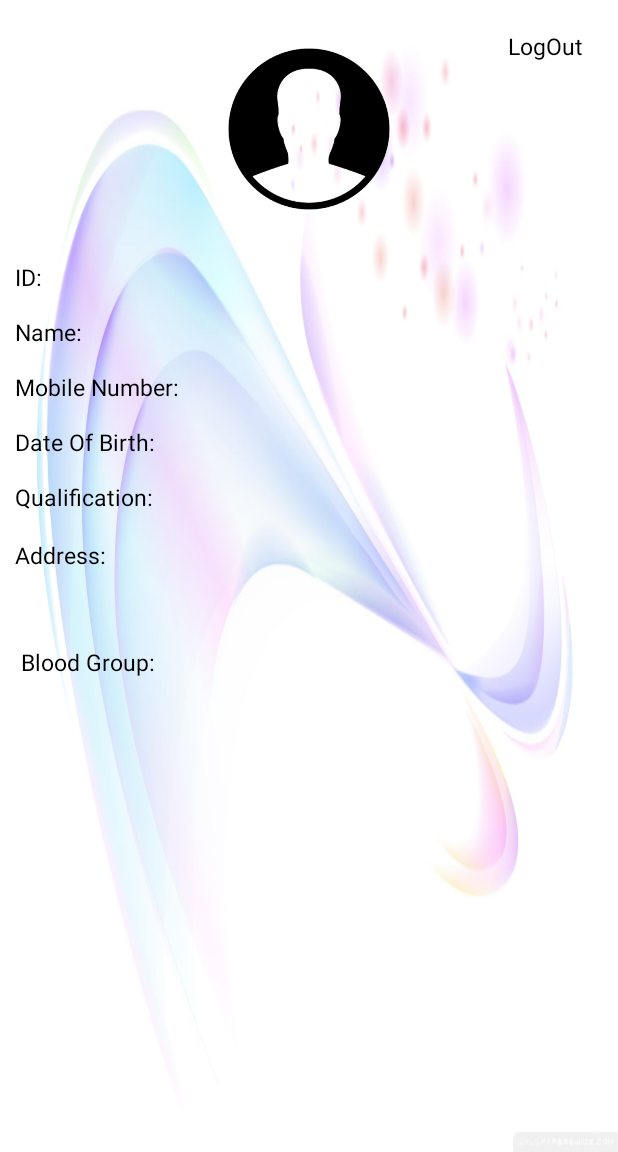
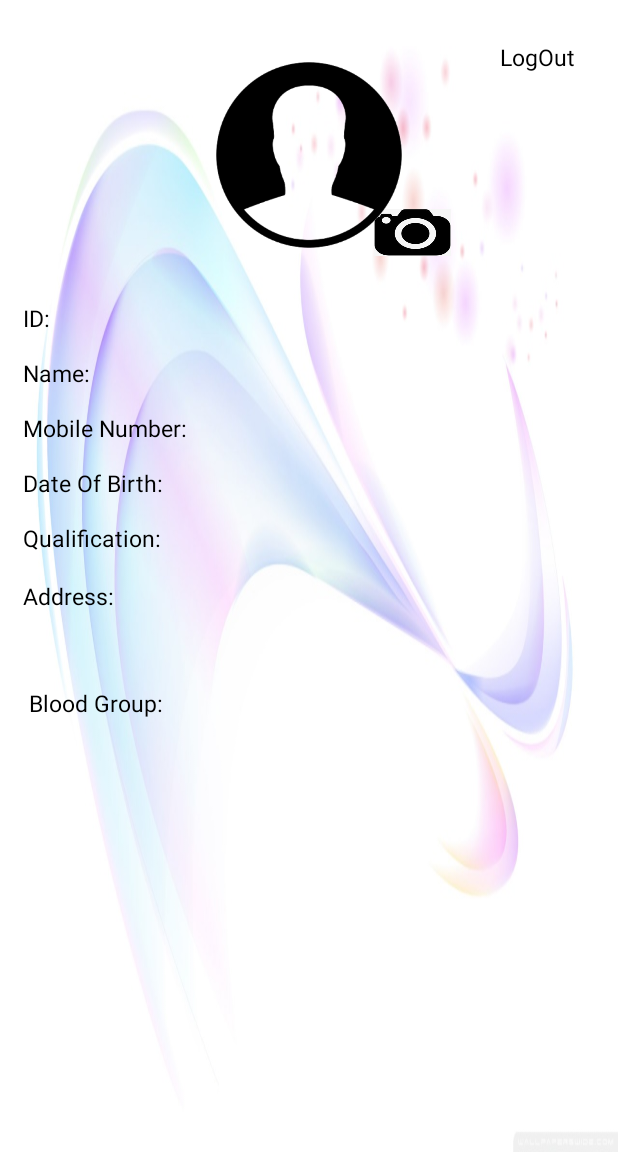
Before and after one commit to FreeDevsSpace/ecare, an Android app: the Doctor_Profile screen opened directly, with no data from a screen before it, on a phone screen of 412 x 824 dp, the part 84-1236 px from its top. Run offline under Robolectric (Android 15) with nearby library versions, the phone set to English and light mode, and no system bars.

Commit message:
update profile in doctor profile

```diff
--- a/ecare-APP/app/src/main/AndroidManifest.xml
+++ b/ecare-APP/app/src/main/AndroidManifest.xml
@@ -8,6 +8,7 @@
     <uses-permission android:name="android.permission.WRITE_EXTERNAL_STORAGE"/>
     <uses-permission android:name="android.permission.READ_PHONE_STATE"/>
     <uses-permission android:name="android.permission.READ_EXTERNAL_STORAGE"/>
+
 
     <application
         android:name=".app.AppController"
--- a/ecare-APP/app/src/main/res/layout/activity_doctor_profile.xml
+++ b/ecare-APP/app/src/main/res/layout/activity_doctor_profile.xml
@@ -5,24 +5,26 @@
     android:layout_width="match_parent"
     android:layout_height="match_parent"
     android:background="@drawable/k"
-    android:padding="10dp"
+    android:padding="15dp"
     tools:context="com.example.administrator.ecare.Doctor_Profile">
 
     <ImageView
         android:id="@+id/IVProfile_Icon_Doctor_Profile"
-        android:layout_width="wrap_content"
-        android:layout_height="wrap_content"
+        android:layout_width="138dp"
+        android:layout_height="152dp"
+        android:layout_alignParentTop="true"
         android:layout_centerHorizontal="true"
-        android:layout_marginLeft="120dp"
-        android:layout_marginRight="140dp"
-        android:layout_marginTop="10dp"
+        android:layout_marginTop="12dp"
         android:adjustViewBounds="true"
         android:cropToPadding="true"
         android:elevation="10dp"
         android:scaleType="centerCrop"
         android:src="@drawable/user_profile"
-        android:visibility="visible"/>
+        android:visibility="visible" />
 
+
+    <!-- android:src="@drawable/user_profile"
+ android:background="@drawable/img"-->
     <TextView
         android:id="@+id/tVLogOut_Doctor_Profile"
         android:layout_width="wrap_content"
@@ -109,6 +111,27 @@
         android:text=" Blood Group:"
         android:textSize="15dp"
         android:textColor="#000"/>
+    <!--
+        <ImageView
+            android:id="@+id/ivComera_activity_doctor_profile"
+            android:layout_width="wrap_content"
+            android:layout_height="0dp"
+            android:layout_alignBottom="@+id/IVProfile_Icon_Doctor_Profile"
+            android:layout_alignParentEnd="true"
+            android:layout_marginBottom="3dp"
+            android:layout_marginEnd="104dp"
+            app:srcCompat="@drawable/camera" />-->
+
+    <ImageButton
+        android:id="@+id/ibcamera_doctor_profile"
+        android:layout_width="51dp"
+        android:layout_height="31dp"
+        android:layout_alignParentEnd="true"
+        android:layout_alignParentTop="true"
+        android:layout_marginEnd="96dp"
+        android:layout_marginTop="124dp"
+        android:adjustViewBounds="false"
+        android:background="@drawable/takepic" />
 
 
 </RelativeLayout>
```
Also changed, not shown: ecare-APP/app/src/main/java/com/example/administrator/ecare/Doctor_Profile.java (+188 -11 lines), ecare-APP/app/src/main/java/com/example/administrator/ecare/Utility.java (added, +52 -0 lines), ecare-APP/app/src/main/java/com/example/administrator/ecare/app/AppConfig.java (+10 -11 lines), ecare-APP/app/src/main/res/drawable/takepic.jpg (added), 143 other files.
